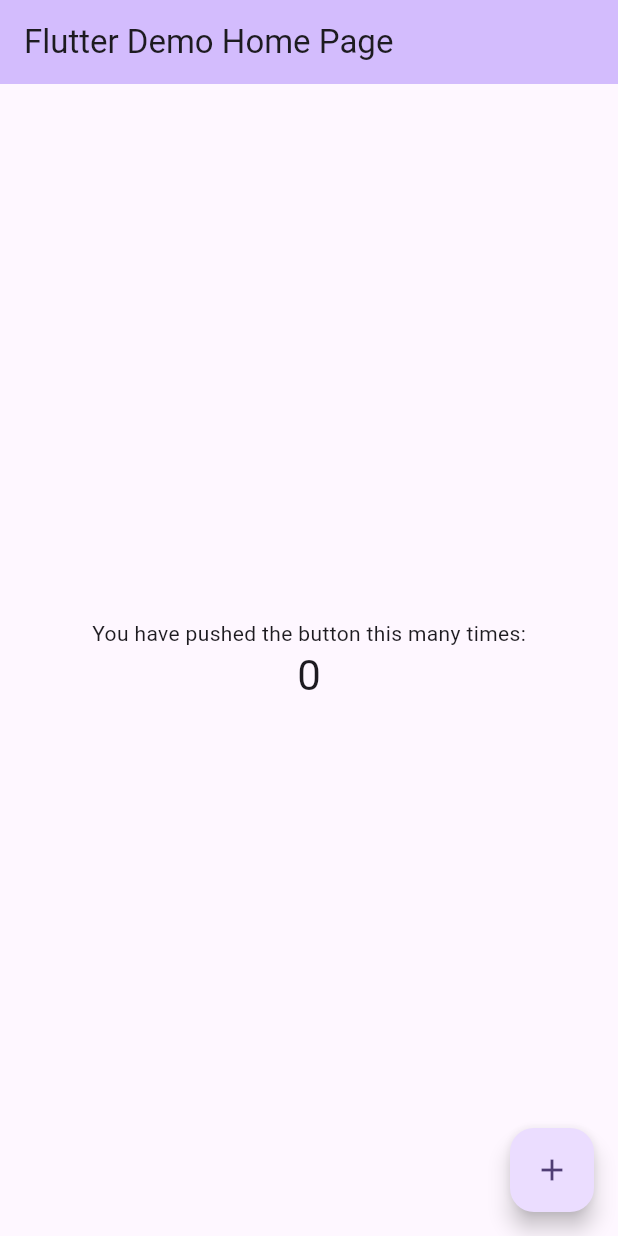
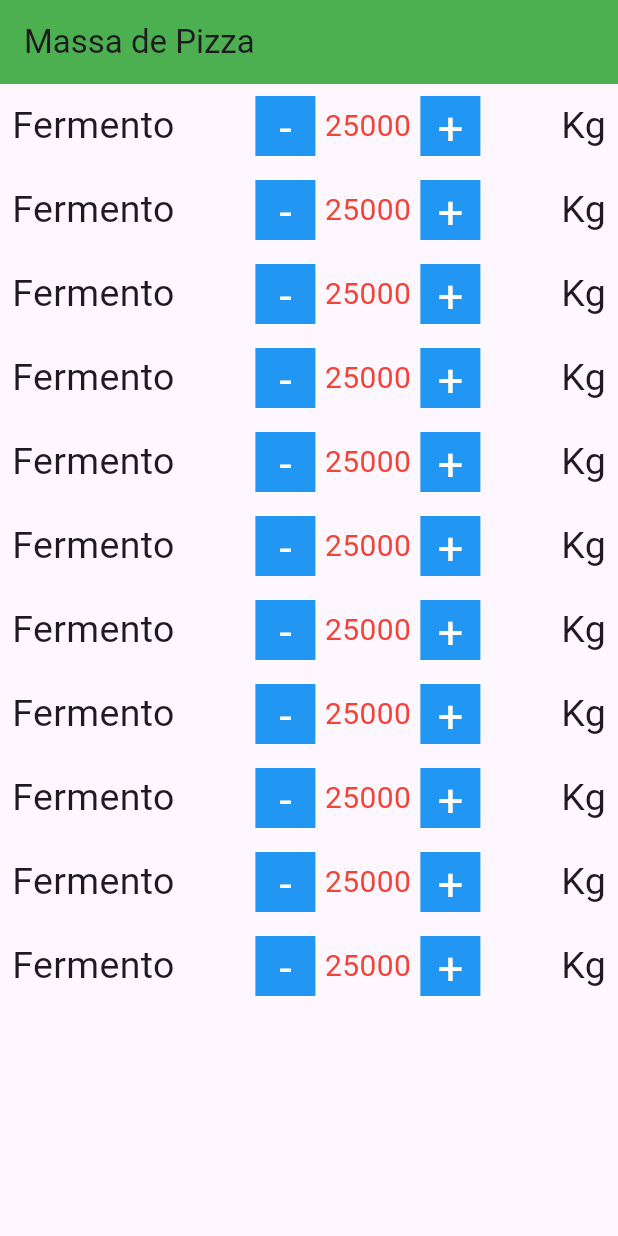
Before and after one commit to Zaqueu-Dev-Dias/Calculador_de_proporcao, a Flutter app: the screen it shows after launch, on a phone screen of 412 x 824 dp. Run offline on Flutter 3.47's test engine with Material 3 defaults, Android fonts, the phone set to English and light mode, and no system bars; our stand-ins replace sqflite; accounts and stored records are empty.

Commit message:
Projeto quase no final.

```diff
--- /dev/null
+++ b/pasta_app/lib/Funcionalidade/tela_principal/receita_selecionada.dart
@@ -0,0 +1,51 @@
+import 'package:flutter/material.dart';
+
+class ReceitaSelecionada extends StatelessWidget {
+  const ReceitaSelecionada({super.key});
+
+  @override
+  Widget build(BuildContext context) {
+    var lista = cadaingrediente(context);
+    return Scaffold(
+      appBar: AppBar(
+        title: Text('Massa de Pizza'),
+        backgroundColor: Colors.green,
+      ),
+      body: ListView.builder(
+        itemCount: lista.length,
+        itemBuilder: (context, indice) {
+          return lista[indice];
+        },
+      ),
+    );
+  }
+}
+
+List<Widget> cadaingrediente(BuildContext context) {
+  List<Widget> ingre = [];
+  for (int nume = 0; nume <= 10; nume++) {
+    ingre.add(
+      Padding(
+        padding: const EdgeInsets.all(8.0),
+        child: Container(
+          width: MediaQuery.of(context).size.width,
+          child: Row(
+            mainAxisAlignment: MainAxisAlignment.spaceBetween,
+            children: [
+              Text('Fermento',style: TextStyle(fontSize: 25),),
+              Row(
+                children: [
+                  Container(width: 40, height: 40, color: Colors.blue,child: Center(child: Text('-',style: TextStyle(color: Colors.white,fontSize: 30),)),),
+                  Container(width: 70, height: 40,child: Center(child: Text('25000', style: TextStyle(color: Colors.red,fontSize: 20),)),),
+                  Container(width: 40, height: 40, color: Colors.blue,child: Center(child: Text('+',style: TextStyle(color: Colors.white,fontSize: 30),)),),
+                ],
+              ),
+              Text('Kg',style: TextStyle(fontSize: 25),),
+            ],
+          ),
+        ),
+      ),
+    );
+  }
+  return ingre;
+}
--- a/pasta_app/lib/main.dart
+++ b/pasta_app/lib/main.dart
@@ -1,122 +1,17 @@
 import 'package:flutter/material.dart';
+import 'package:provider/provider.dart';
+import 'Funcionalidade/cadastrar_peso/cadastrar_view.dart';
+import 'Funcionalidade/cadastrar_peso/cadastrofinal.dart';
+import 'Funcionalidade/cadastrar_peso/casdastrar_viewmodel.dart';
+import 'Funcionalidade/tela_principal/Lista_receita_view.dart';
+import 'Funcionalidade/tela_principal/receita_selecionada.dart';
+import 'Modelo_app/Databases/DB_receitas.dart';
+import 'Modelo_app/Repositorio/receitasrepositorio.dart';
 
 void main() {
-  runApp(const MyApp());
+  WidgetsFlutterBinding.ensureInitialized();
+  runApp(MultiProvider(providers: [
+    ChangeNotifierProvider(create: (BuildContext contexto) => CadastrarViewModel())
+  ],child: MaterialApp(home: ReceitaSelecionada(),),),
+  );
 }
-
-class MyApp extends StatelessWidget {
-  const MyApp({super.key});
-
-  // This widget is the root of your application.
-  @override
-  Widget build(BuildContext context) {
-    return MaterialApp(
-      title: 'Flutter Demo',
-      theme: ThemeData(
-        // This is the theme of your application.
-        //
-        // TRY THIS: Try running your application with "flutter run". You'll see
-        // the application has a purple toolbar. Then, without quitting the app,
-        // try changing the seedColor in the colorScheme below to Colors.green
-        // and then invoke "hot reload" (save your changes or press the "hot
-        // reload" button in a Flutter-supported IDE, or press "r" if you used
-        // the command line to start the app).
-        //
-        // Notice that the counter didn't reset back to zero; the application
-        // state is not lost during the reload. To reset the state, use hot
-        // restart instead.
-        //
-        // This works for code too, not just values: Most code changes can be
-        // tested with just a hot reload.
-        colorScheme: ColorScheme.fromSeed(seedColor: Colors.deepPurple),
-      ),
-      home: const MyHomePage(title: 'Flutter Demo Home Page'),
-    );
-  }
-}
-
-class MyHomePage extends StatefulWidget {
-  const MyHomePage({super.key, required this.title});
-
-  // This widget is the home page of your application. It is stateful, meaning
-  // that it has a State object (defined below) that contains fields that affect
-  // how it looks.
-
-  // This class is the configuration for the state. It holds the values (in this
-  // case the title) provided by the parent (in this case the App widget) and
-  // used by the build method of the State. Fields in a Widget subclass are
-  // always marked "final".
-
-  final String title;
-
-  @override
-  State<MyHomePage> createState() => _MyHomePageState();
-}
-
-class _MyHomePageState extends State<MyHomePage> {
-  int _counter = 0;
-
-  void _incrementCounter() {
-    setState(() {
-      // This call to setState tells the Flutter framework that something has
-      // changed in this State, which causes it to rerun the build method below
-      // so that the display can reflect the updated values. If we changed
-      // _counter without calling setState(), then the build method would not be
-      // called again, and so nothing would appear to happen.
-      _counter++;
-    });
-  }
-
-  @override
-  Widget build(BuildContext context) {
-    // This method is rerun every time setState is called, for instance as done
-    // by the _incrementCounter method above.
-    //
-    // The Flutter framework has been optimized to make rerunning build methods
-    // fast, so that you can just rebuild anything that needs updating rather
-    // than having to individually change instances of widgets.
-    return Scaffold(
-      appBar: AppBar(
-        // TRY THIS: Try changing the color here to a specific color (to
-        // Colors.amber, perhaps?) and trigger a hot reload to see the AppBar
-        // change color while the other colors stay the same.
-        backgroundColor: Theme.of(context).colorScheme.inversePrimary,
-        // Here we take the value from the MyHomePage object that was created by
-        // the App.build method, and use it to set our appbar title.
-        title: Text(widget.title),
-      ),
-      body: Center(
-        // Center is a layout widget. It takes a single child and positions it
-        // in the middle of the parent.
-        child: Column(
-          // Column is also a layout widget. It takes a list of children and
-          // arranges them vertically. By default, it sizes itself to fit its
-          // children horizontally, and tries to be as tall as its parent.
-          //
-          // Column has various properties to control how it sizes itself and
-          // how it positions its children. Here we use mainAxisAlignment to
-          // center the children vertically; the main axis here is the vertical
-          // axis because Columns are vertical (the cross axis would be
-          // horizontal).
-          //
-          // TRY THIS: Invoke "debug painting" (choose the "Toggle Debug Paint"
-          // action in the IDE, or press "p" in the console), to see the
-          // wireframe for each widget.
-          mainAxisAlignment: MainAxisAlignment.center,
-          children: <Widget>[
-            const Text('You have pushed the button this many times:'),
-            Text(
-              '$_counter',
-              style: Theme.of(context).textTheme.headlineMedium,
-            ),
-          ],
-        ),
-      ),
-      floatingActionButton: FloatingActionButton(
-        onPressed: _incrementCounter,
-        tooltip: 'Increment',
-        child: const Icon(Icons.add),
-      ), // This trailing comma makes auto-formatting nicer for build methods.
-    );
-  }
-}
--- a/pasta_app/pubspec.yaml
+++ b/pasta_app/pubspec.yaml
@@ -30,6 +30,9 @@ environment:
 dependencies:
   flutter:
     sdk: flutter
+  provider:
+  sqflite:
+  path:
 
   # The following adds the Cupertino Icons font to your application.
   # Use with the CupertinoIcons class for iOS style icons.
@@ -38,6 +41,7 @@ dependencies:
 dev_dependencies:
   flutter_test:
     sdk: flutter
+  test:
 
   # The "flutter_lints" package below contains a set of recommended lints to
   # encourage good coding practices. The lint set provided by the package is
```
Also changed, not shown: pasta_app/lib/Funcionalidade/cadastrar_peso/cadastrar_view.dart (added, +52 -0 lines), pasta_app/lib/Funcionalidade/cadastrar_peso/cadastrofinal.dart (added, +77 -0 lines), pasta_app/lib/Funcionalidade/cadastrar_peso/casdastrar_viewmodel.dart (added, +39 -0 lines), pasta_app/lib/Funcionalidade/tela_principal/Lista_receita_view.dart (added, +29 -0 lines), pasta_app/lib/Modelo_app/Databases/DB_receitas.dart (added, +24 -0 lines), pasta_app/lib/Modelo_app/Repositorio/receitasrepositorio.dart (added, +29 -0 lines), pasta_app/lib/Funcionalidade/tela_principal/receitasviewmodel.dart (added), pasta_app/lib/img.png (added), pasta_app/pubspec.lock, 1 other file.
